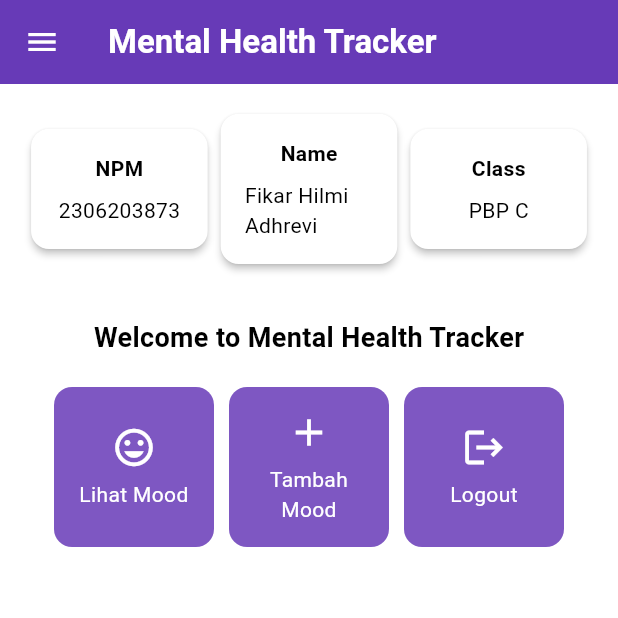
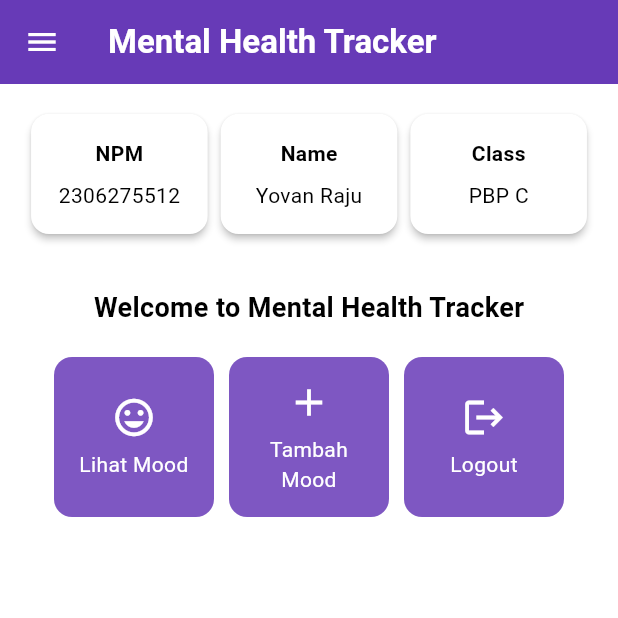
Before and after one commit to yovanraju/mental-health-tracker-mobile, a Flutter app: the MyHomePage screen opened directly, on a phone screen of 412 x 824 dp, the top half of it. Run offline on Flutter 3.47's test engine with Material 3 defaults, Android fonts, the phone set to English and light mode, and no system bars; missing offline and left inert: pbp_django_auth.

Commit message:
Tutorial 8

```diff
--- a/lib/screens/menu.dart
+++ b/lib/screens/menu.dart
@@ -4,8 +4,8 @@ import 'package:mental_health_tracker/widgets/mood_card.dart';
 
 class MyHomePage extends StatelessWidget {
     MyHomePage({super.key});
-    final String npm = '2306203873'; // NPM
-    final String name = 'Fikar Hilmi Adhrevi'; // Nama
+    final String npm = '2306275512'; // NPM
+    final String name = 'Yovan Raju'; // Nama
     final String className = 'PBP C'; // Kelas
 
     final List<ItemHomepage> items = [
```
